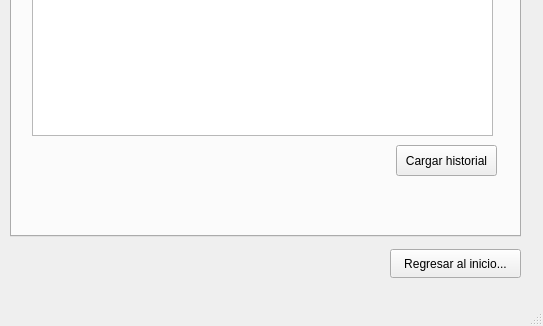
Above: maincalculoswindow.ui from lumartch/Proyecto_Tuneladora before the change; both pictures show x 0 to 543 and y 321 to 647 of the 543 by 647 pixel window. Below: the same form after it.
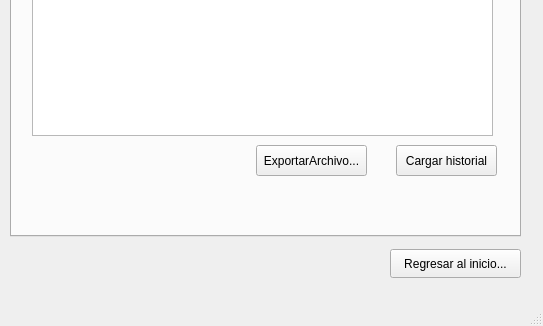
That is the form after the change. The open tabs and pages were chosen to show the change.

Commit message: Implementación de exportación de archivos.

Patch:
```diff
--- a/maincalculoswindow.ui
+++ b/maincalculoswindow.ui
@@ -908,6 +908,19 @@
        <string>Cargar historial</string>
       </property>
      </widget>
+     <widget class="QPushButton" name="exportarPB">
+      <property name="geometry">
+       <rect>
+        <x>244</x>
+        <y>430</y>
+        <width>111</width>
+        <height>31</height>
+       </rect>
+      </property>
+      <property name="text">
+       <string>ExportarArchivo...</string>
+      </property>
+     </widget>
     </widget>
    </widget>
    <widget class="QPushButton" name="pushButton">
```
Left out of the diff: 2 changed lines with no effect on the pictures. The commit also changes 9 other files.
